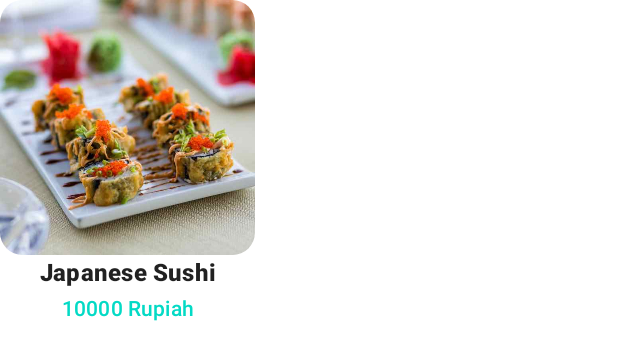
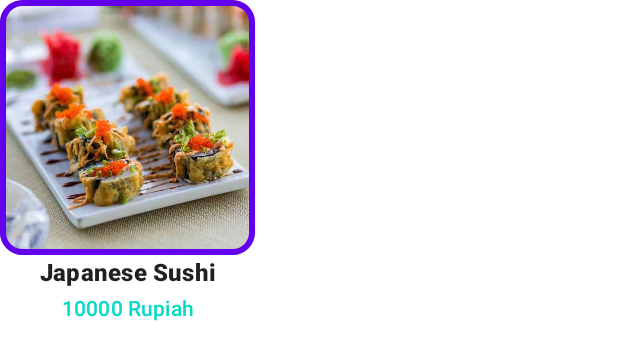
Before and after one commit to Fatimazza/MyCafeApp, an Android app built with Jetpack Compose: the @Preview function RewardItemPreview, on a phone screen of 412 x 824 dp. Shown: the top 360 px of the screen. Run offline under Robolectric (Android 15) with nearby library versions, the phone set to English and light mode, and no system bars.

Commit message:
UI Components - Add Image Border on Menu Item Composable

```diff
--- a/app/src/main/java/io/github/fatimazza/mycafeapp/ui/components/MenuItem.kt
+++ b/app/src/main/java/io/github/fatimazza/mycafeapp/ui/components/MenuItem.kt
@@ -1,6 +1,8 @@
 package io.github.fatimazza.mycafeapp.ui.components
 
+import androidx.compose.foundation.BorderStroke
 import androidx.compose.foundation.Image
+import androidx.compose.foundation.border
 import androidx.compose.foundation.layout.Column
 import androidx.compose.foundation.layout.size
 import androidx.compose.foundation.layout.wrapContentSize
@@ -42,6 +44,10 @@ fun MenuItem(
             contentScale = ContentScale.Crop,
             modifier = Modifier
                 .size(170.dp)
+                .border(
+                    BorderStroke(4.dp, MaterialTheme.colors.primary),
+                    RoundedCornerShape(15.dp)
+                )
                 .clip(RoundedCornerShape(15.dp))
         )
         Text(
```
